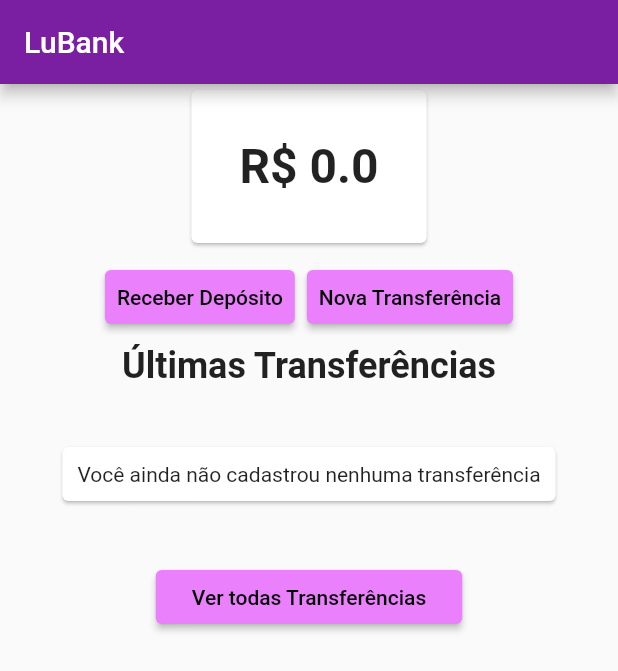
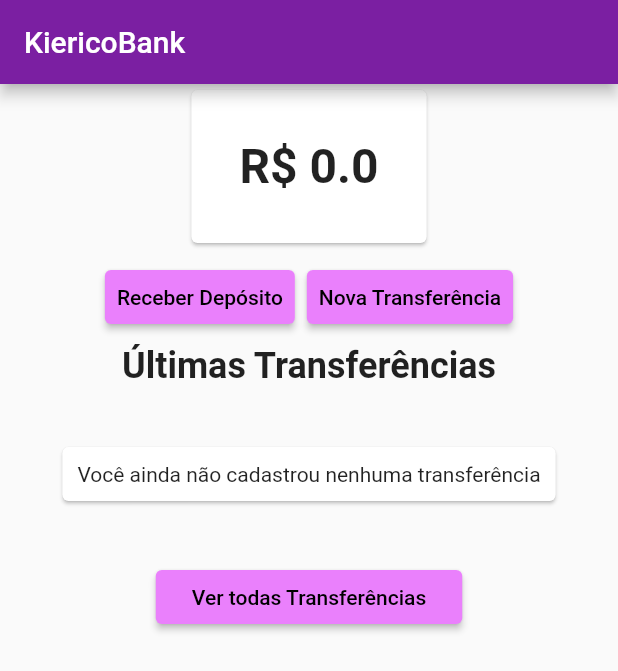
Before and after one commit to Kierico/app_kiericobank_intellij, a Flutter app: the screen it shows after launch, on a phone screen of 412 x 824 dp. Shown: the top 671 px of the screen. Run offline on Flutter 3.47's test engine with Material 2 defaults, Android fonts, the phone set to English and light mode, and no system bars.

```diff
--- a/lib/screens/dashboard/dashboard.dart
+++ b/lib/screens/dashboard/dashboard.dart
@@ -1,7 +1,6 @@
 import 'package:KiericoBank/screens/dashboard/saldo.dart';
 import 'package:KiericoBank/screens/deposito/formulario.dart';
 import 'package:KiericoBank/screens/transferencia/formulario.dart';
-import 'package:KiericoBank/screens/transferencia/lista.dart';
 import 'package:KiericoBank/screens/transferencia/ultimas.dart';
 import 'package:flutter/material.dart';
 
@@ -10,7 +9,7 @@ class Dashboard extends StatelessWidget {
   Widget build(BuildContext context) {
     return Scaffold(
       appBar: AppBar(
-        title: const Text('LuBank'),
+        title: const Text('KiericoBank'),
       ),
       body: ListView(
         children: <Widget>[
```
